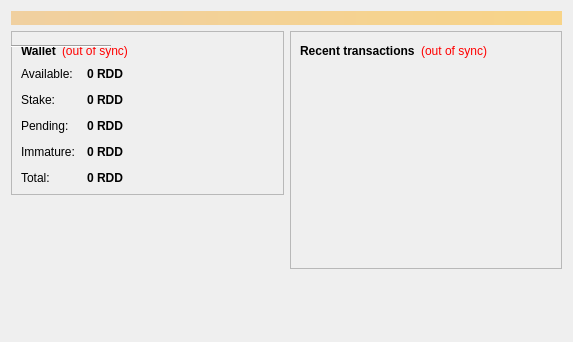
Old version of the form src/qt/forms/overviewpage.ui in the repository zarGonnn/reddcoin.
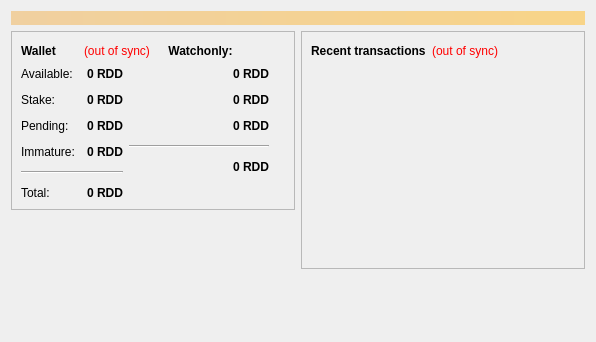
New version of the form. Icons and pictures are not drawn.

Commit message:
Watchonly balances are shown separately in gui.
Conflicts:
	src/qt/forms/overviewpage.ui
	src/qt/overviewpage.cpp
	src/qt/overviewpage.h
	src/qt/sendcoinsdialog.cpp
	src/qt/sendcoinsdialog.h
	src/qt/transactiondesc.cpp
	src/qt/walletmodel.cpp
	src/qt/walletmodel.h

Patch:
```diff
--- a/src/qt/forms/overviewpage.ui
+++ b/src/qt/forms/overviewpage.ui
@@ -6,7 +6,7 @@
    <rect>
     <x>0</x>
     <y>0</y>
-    <width>573</width>
+    <width>596</width>
     <height>342</height>
    </rect>
   </property>
@@ -46,6 +46,8 @@
           <item>
            <layout class="QHBoxLayout" name="horizontalLayout_4">
             <item>
+             <layout class="QHBoxLayout" name="horizontalLayout_7">
+              <item>
              <widget class="QLabel" name="label_5">
               <property name="font">
                <font>
@@ -74,11 +76,34 @@
               </property>
              </widget>
             </item>
+             </layout>
+            </item>
+            <item>
+             <layout class="QHBoxLayout" name="horizontalLayout_8">
+              <item>
+               <widget class="QLabel" name="labelWatchonly">
+                <property name="font">
+                 <font>
+                  <weight>75</weight>
+                  <bold>true</bold>
+                 </font>
+                </property>
+                <property name="text">
+                 <string>Watchonly:</string>
+                </property>
+                <property name="alignment">
+                 <set>Qt::AlignCenter</set>
+                </property>
+               </widget>
+              </item>
             <item>
              <spacer name="horizontalSpacer_2">
               <property name="orientation">
                <enum>Qt::Horizontal</enum>
               </property>
+                <property name="sizeType">
+                 <enum>QSizePolicy::Preferred</enum>
+                </property>
               <property name="sizeHint" stdset="0">
                <size>
                 <width>40</width>
@@ -89,6 +114,8 @@
             </item>
            </layout>
           </item>
+           </layout>
+          </item>
           <item>
           <layout class="QHBoxLayout" name="horizontalLayout_3">
            <item>
@@ -158,6 +185,9 @@
               <property name="text">
                <string notr="true">0 RDD</string>
               </property>
+                <property name="alignment">
+                 <set>Qt::AlignRight|Qt::AlignTrailing|Qt::AlignVCenter</set>
+                </property>
               <property name="textInteractionFlags">
                <set>Qt::LinksAccessibleByMouse|Qt::TextSelectableByKeyboard|Qt::TextSelectableByMouse</set>
               </property>
@@ -210,6 +240,9 @@
                 <bold>true</bold>
                </font>
               </property>
+                <property name="cursor">
+                 <cursorShape>IBeamCursor</cursorShape>
+                </property>
               <property name="toolTip">
                <string>Mined balance that has not yet matured</string>
               </property>
@@ -224,14 +257,21 @@
               </property>
              </widget>
             </item>
-            <item row="4" column="0">
+              <item row="4" column="0" colspan="2">
+               <widget class="Line" name="line">
+                <property name="orientation">
+                 <enum>Qt::Horizontal</enum>
+                </property>
+               </widget>
+              </item>
+              <item row="5" column="0">
              <widget class="QLabel" name="labelTotalText">
               <property name="text">
                <string>Total:</string>
               </property>
              </widget>
             </item>
-            <item row="4" column="1">
+              <item row="5" column="1">
              <widget class="QLabel" name="labelTotal">
               <property name="font">
                <font>
@@ -256,13 +296,138 @@
               </property>
              </widget>
             </item>
+             </layout>
+            </item>
+            <item>
+             <layout class="QFormLayout" name="formLayout">
+              <property name="fieldGrowthPolicy">
+               <enum>QFormLayout::AllNonFixedFieldsGrow</enum>
+              </property>
+              <property name="horizontalSpacing">
+               <number>12</number>
+              </property>
+              <property name="verticalSpacing">
+               <number>12</number>
+              </property>
+              <item row="0" column="1">
+               <widget class="QLabel" name="labelWatchAvailable">
+                <property name="font">
+                 <font>
+                  <weight>75</weight>
+                  <bold>true</bold>
+                 </font>
+                </property>
+                <property name="cursor">
+                 <cursorShape>IBeamCursor</cursorShape>
+                </property>
+                <property name="toolTip">
+                 <string>Your current balance in watchonly addresses</string>
+                </property>
+                <property name="text">
+                 <string>0 RDD</string>
+                </property>
+                <property name="alignment">
+                 <set>Qt::AlignRight|Qt::AlignTrailing|Qt::AlignVCenter</set>
+                </property>
+                <property name="textInteractionFlags">
+                 <set>Qt::LinksAccessibleByMouse|Qt::TextSelectableByKeyboard|Qt::TextSelectableByMouse</set>
+                </property>
+               </widget>
+              </item>
+              <item row="1" column="1">
+               <widget class="QLabel" name="labelWatchPending">
+                <property name="font">
+                 <font>
+                  <weight>75</weight>
+                  <bold>true</bold>
+                 </font>
+                </property>
+                <property name="cursor">
+                 <cursorShape>IBeamCursor</cursorShape>
+                </property>
+                <property name="toolTip">
+                 <string>Unconfirmed transactions to watchonly addresses</string>
+                </property>
+                <property name="text">
+                 <string>0 RDD</string>
+                </property>
+                <property name="alignment">
+                 <set>Qt::AlignRight|Qt::AlignTrailing|Qt::AlignVCenter</set>
+                </property>
+                <property name="textInteractionFlags">
+                 <set>Qt::LinksAccessibleByMouse|Qt::TextSelectableByKeyboard|Qt::TextSelectableByMouse</set>
+                </property>
+               </widget>
+              </item>
+              <item row="2" column="1">
+               <widget class="QLabel" name="labelWatchImmature">
+                <property name="font">
+                 <font>
+                  <weight>75</weight>
+                  <bold>true</bold>
+                 </font>
+                </property>
+                <property name="cursor">
+                 <cursorShape>IBeamCursor</cursorShape>
+                </property>
+                <property name="toolTip">
+                 <string>Mined balance in watchonly addresses that has not yet matured</string>
+                </property>
+                <property name="text">
+                 <string>0 RDD</string>
+                </property>
+                <property name="alignment">
+                 <set>Qt::AlignRight|Qt::AlignTrailing|Qt::AlignVCenter</set>
+                </property>
+                <property name="textInteractionFlags">
+                 <set>Qt::LinksAccessibleByMouse|Qt::TextSelectableByKeyboard|Qt::TextSelectableByMouse</set>
+                </property>
+               </widget>
+              </item>
             <item row="3" column="0" colspan="2">
-             <widget class="Line" name="line">
+               <widget class="Line" name="lineWatchBalance">
+                <property name="sizePolicy">
+                 <sizepolicy hsizetype="Preferred" vsizetype="Fixed">
+                  <horstretch>0</horstretch>
+                  <verstretch>0</verstretch>
+                 </sizepolicy>
+                </property>
+                <property name="minimumSize">
+                 <size>
+                  <width>140</width>
+                  <height>0</height>
+                 </size>
+                </property>
               <property name="orientation">
                <enum>Qt::Horizontal</enum>
               </property>
              </widget>
             </item>
+              <item row="4" column="1">
+               <widget class="QLabel" name="labelWatchTotal">
+                <property name="font">
+                 <font>
+                  <weight>75</weight>
+                  <bold>true</bold>
+                 </font>
+                </property>
+                <property name="cursor">
+                 <cursorShape>IBeamCursor</cursorShape>
+                </property>
+                <property name="toolTip">
+                 <string>Current total balance in watchonly addresses</string>
+                </property>
+                <property name="text">
+                 <string>0 RDD</string>
+                </property>
+                <property name="alignment">
+                 <set>Qt::AlignRight|Qt::AlignTrailing|Qt::AlignVCenter</set>
+                </property>
+                <property name="textInteractionFlags">
+                 <set>Qt::LinksAccessibleByMouse|Qt::TextSelectableByKeyboard|Qt::TextSelectableByMouse</set>
+                </property>
+               </widget>
+              </item>
            </layout>
           </item>
             <item>
@@ -270,9 +435,12 @@
               <property name="orientation">
                <enum>Qt::Horizontal</enum>
               </property>
+              <property name="sizeType">
+               <enum>QSizePolicy::Expanding</enum>
+              </property>
               <property name="sizeHint" stdset="0">
                <size>
-                <width>40</width>
+                <width>20</width>
                 <height>20</height>
                </size>
               </property>
```
Lines whose indentation alone changed are shown as unchanged. The commit also changes 13 other files.
